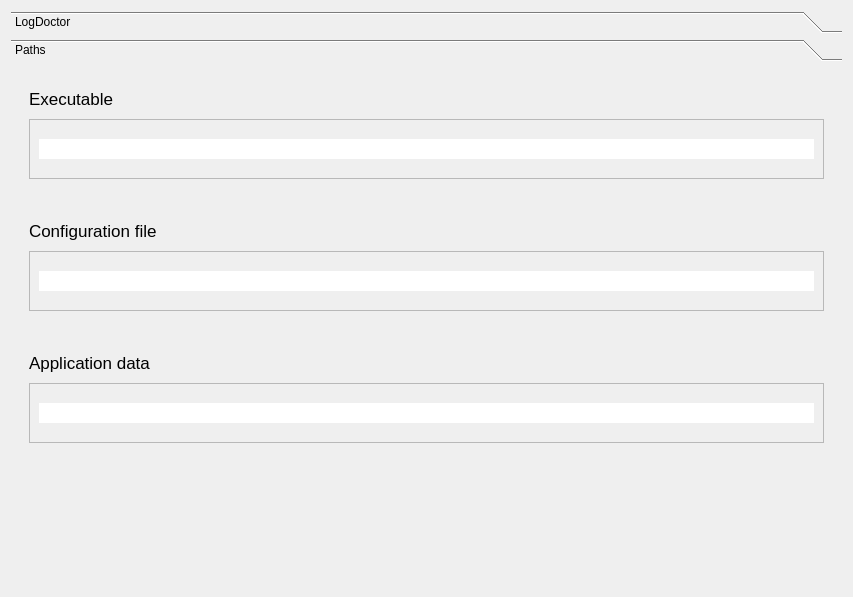
First picture: the form in logdoctor/modules/crapinfo/crapinfo.ui, repository elB4RTO/LogDoctor, before the edit.
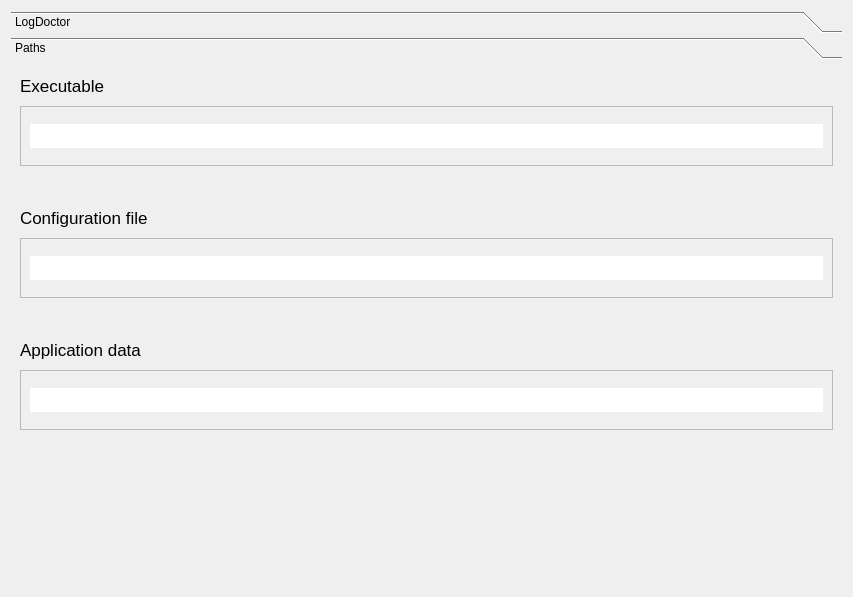
Second picture: the form after the edit. The open tabs and pages were chosen to show the change. Icons and pictures are not drawn.

Patch:
```diff
--- a/logdoctor/modules/crapinfo/crapinfo.ui
+++ b/logdoctor/modules/crapinfo/crapinfo.ui
@@ -26,6 +26,9 @@
      <property name="currentIndex">
       <number>0</number>
      </property>
+     <property name="tabSpacing">
+      <number>4</number>
+     </property>
      <widget class="QWidget" name="page_LogDoc">
       <property name="geometry">
        <rect>
@@ -352,13 +355,25 @@
         <x>0</x>
         <y>0</y>
         <width>835</width>
-        <height>517</height>
+        <height>521</height>
        </rect>
       </property>
       <attribute name="label">
        <string>Paths</string>
       </attribute>
       <layout class="QVBoxLayout" name="verticalLayout">
+       <property name="leftMargin">
+        <number>0</number>
+       </property>
+       <property name="topMargin">
+        <number>0</number>
+       </property>
+       <property name="rightMargin">
+        <number>0</number>
+       </property>
+       <property name="bottomMargin">
+        <number>0</number>
+       </property>
        <item>
         <widget class="QFrame" name="frame_Paths_Paths">
          <layout class="QVBoxLayout" name="verticalLayout_4">
@@ -414,13 +429,25 @@
               <rect>
                <x>0</x>
                <y>0</y>
-               <width>797</width>
+               <width>815</width>
                <height>58</height>
               </rect>
              </property>
              <layout class="QVBoxLayout" name="verticalLayout_2">
               <item>
                <widget class="QLineEdit" name="inLine_ExecPath">
+                <property name="minimumSize">
+                 <size>
+                  <width>0</width>
+                  <height>24</height>
+                 </size>
+                </property>
+                <property name="maximumSize">
+                 <size>
+                  <width>16777215</width>
+                  <height>24</height>
+                 </size>
+                </property>
                 <property name="acceptDrops">
                  <bool>false</bool>
                 </property>
@@ -507,13 +534,25 @@
               <rect>
                <x>0</x>
                <y>0</y>
-               <width>797</width>
+               <width>815</width>
                <height>58</height>
               </rect>
              </property>
              <layout class="QVBoxLayout" name="verticalLayout_3">
               <item>
                <widget class="QLineEdit" name="inLine_ConfPath">
+                <property name="minimumSize">
+                 <size>
+                  <width>0</width>
+                  <height>24</height>
+                 </size>
+                </property>
+                <property name="maximumSize">
+                 <size>
+                  <width>16777215</width>
+                  <height>24</height>
+                 </size>
+                </property>
                 <property name="acceptDrops">
                  <bool>false</bool>
                 </property>
@@ -600,13 +639,25 @@
               <rect>
                <x>0</x>
                <y>0</y>
-               <width>797</width>
+               <width>815</width>
                <height>58</height>
               </rect>
              </property>
              <layout class="QVBoxLayout" name="verticalLayout_5">
               <item>
                <widget class="QLineEdit" name="inLine_DataPath">
+                <property name="minimumSize">
+                 <size>
+                  <width>0</width>
+                  <height>24</height>
+                 </size>
+                </property>
+                <property name="maximumSize">
+                 <size>
+                  <width>16777215</width>
+                  <height>24</height>
+                 </size>
+                </property>
                 <property name="acceptDrops">
                  <bool>false</bool>
                 </property>
```
Left out of the diff: 56 changed lines with no effect on the pictures.
